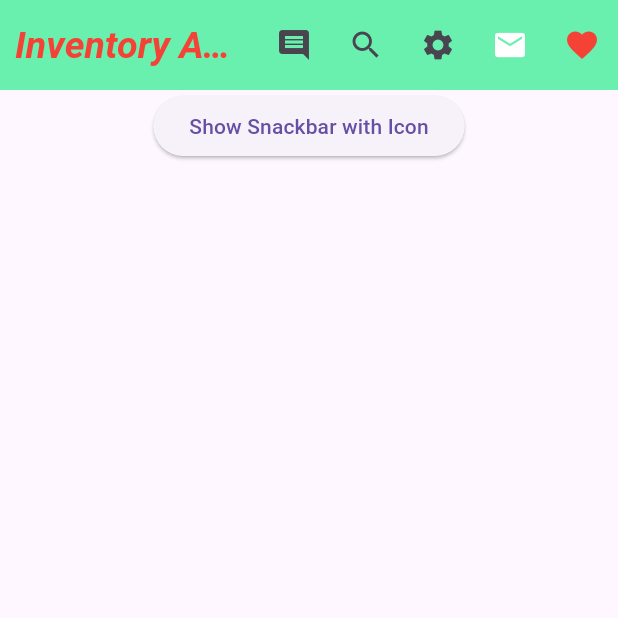
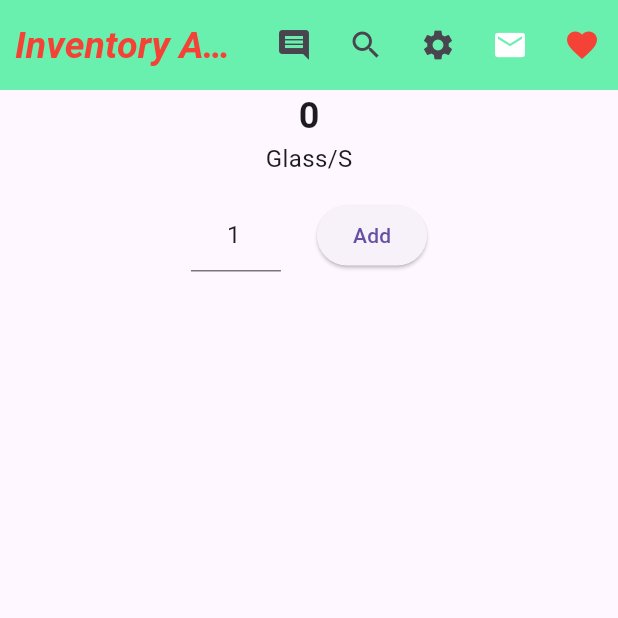
Before and after one commit to KamrulEng7876/flutter_batch_seven, a Flutter app: the screen it shows after launch, on a phone screen of 412 x 824 dp, the top half of it. Run offline on Flutter 3.47's test engine with Material 3 defaults, Android fonts, the phone set to English and light mode, and no system bars.

Commit message:
initial Commit

```diff
--- /dev/null
+++ b/lib/home_screen.dart
@@ -0,0 +1,189 @@
+import 'package:flutter/material.dart';
+
+class HomeScreen extends StatefulWidget {
+  const HomeScreen({super.key});
+
+  @override
+  State<HomeScreen> createState() => _HomeActivityState();
+}
+
+class _HomeActivityState extends State<HomeScreen> {
+  final TextEditingController _glassNoTEController = TextEditingController(
+    text: '1',
+  );
+  List<WaterTrack> waterTrackLists = [];
+
+  @override
+  Widget build(BuildContext context) {
+    return Scaffold(
+      appBar: AppBar(
+        title: Text('Inventory App'),
+        backgroundColor: Colors.greenAccent,
+        titleSpacing: 10,
+        //text space
+        // centerTitle: true, //title center
+        toolbarHeight: 60,
+        //Appbar height
+        toolbarOpacity: 1,
+        //color garo kora text hide kora
+        titleTextStyle: TextStyle(
+            color: Colors.red,
+            fontSize: 25.0,
+            fontStyle: FontStyle.italic,
+            fontWeight: FontWeight.bold),
+        actions: [
+          IconButton(
+              onPressed: () {
+                final snackbar = SnackBar(content: Text('I ame comment!'));
+                ScaffoldMessenger.of(context).showSnackBar(snackbar);
+                ;
+              },
+              icon: Icon(Icons.comment)),
+          IconButton(
+              onPressed: () {
+                final snackbar = SnackBar(content: Text('I ame search!'));
+                ScaffoldMessenger.of(context).showSnackBar(snackbar);
+                ;
+              },
+              icon: Icon(Icons.search)),
+          IconButton(
+              onPressed: () {
+                final snackbar = SnackBar(content: Text('I ame setting!'));
+                ScaffoldMessenger.of(context).showSnackBar(snackbar);
+                ;
+              },
+              icon: Icon(Icons.settings)),
+          IconButton(
+              onPressed: () {
+                final snackbar = SnackBar(content: Text('I ame email!'));
+                ScaffoldMessenger.of(context).showSnackBar(snackbar);
+                ;
+              },
+              icon: Icon(
+                Icons.email,
+                color: Colors.white,
+              )),
+          IconButton(
+              onPressed: () {
+                final snackbar = SnackBar(content: Text('I ame favorite!'));
+                ScaffoldMessenger.of(context).showSnackBar(snackbar);
+                ;
+              },
+              icon: Icon(
+                Icons.favorite,
+                color: Colors.red,
+              ))
+        ],
+      ),
+      body: Column(
+        crossAxisAlignment: CrossAxisAlignment.center,
+        children: [
+          _buildWaterTrackCounter(),
+          SizedBox(
+            height: 24,
+          ),
+          _buidWaterTrackList()
+        ],
+      ),
+    );
+  }
+
+  Widget _buidWaterTrackList() {
+    return Expanded(
+            child: ListView.separated(
+        itemCount: waterTrackLists.length,
+                itemBuilder: (context, index) {
+          final WaterTrack waterTrack=waterTrackLists[index];
+                  return ListTile(
+                    tileColor: Colors.white,
+                    title: Text('Time'),
+                    subtitle: Text('Date'),
+                    leading: CircleAvatar(child: Text('${waterTrack.noOfGlasses}')),
+                    trailing: IconButton(
+                      onPressed:()=> _onTapDeletButton(index),
+                      icon: Icon(Icons.delete_forever),
+                    ),
+                  );
+                },
+                separatorBuilder: (context, index) {
+                  return Divider();
+                   },
+            )
+    );
+  }
+
+
+  Widget _buildWaterTrackCounter() {
+    return Column(
+          children: [
+            Text(
+              getTotalGlassCount().toString(),
+              style: TextStyle(
+                fontSize: 24,
+                fontWeight: FontWeight.w600,
+              ),
+            ),
+            Text(
+              'Glass/S',
+              style: TextStyle(fontSize: 16),
+            ),
+            SizedBox(
+              height: 16,
+            ),
+            Row(
+              mainAxisAlignment: MainAxisAlignment.center,
+              children: [
+                SizedBox(
+                    width: 60,
+                    child: TextField(
+                      controller: _glassNoTEController,
+                      keyboardType: TextInputType.number,
+                      textAlign: TextAlign.center,
+                    )),
+                SizedBox(
+                  width: 24,
+                ),
+                ElevatedButton(onPressed: _onTapAddWaterTrack, child: Text('Add')),
+              ],
+            ),
+          ],
+        );
+  }
+
+
+  int getTotalGlassCount(){
+    int counter =0;
+    for (WaterTrack t in waterTrackLists){
+      counter+=t.noOfGlasses;
+    }
+    return counter;
+  }
+
+  void _onTapAddWaterTrack() {
+    if (_glassNoTEController.text.isEmpty) {
+      _glassNoTEController.text = '1';
+    }
+    final int noOfGlasses = int.tryParse(_glassNoTEController.text) ?? 1;
+    WaterTrack waterTrack = WaterTrack(
+      noOfGlasses: noOfGlasses,
+      dateTime: DateTime.now(),
+    );
+    waterTrackLists.add(waterTrack);
+    setState(() {
+
+    });
+  }
+  void _onTapDeletButton(int index){
+    waterTrackLists.removeAt(index);
+    setState(() {
+
+    });
+  }
+}
+
+class WaterTrack {
+  final int noOfGlasses;
+  final DateTime dateTime;
+
+  WaterTrack({required this.noOfGlasses, required this.dateTime});
+}
--- a/lib/main.dart
+++ b/lib/main.dart
@@ -1,4 +1,9 @@
 import 'package:flutter/material.dart';
+import 'package:flutter_batch_seven/home_screen.dart';
+
+
+
+
 
 void main() {
   runApp(MyApp());
@@ -11,107 +16,7 @@ class MyApp extends StatelessWidget {
   Widget build(BuildContext context) {
     return MaterialApp(
       debugShowCheckedModeBanner: false,
-      home: HomeActivity(),
+      home: HomeScreen(),
     );
   }
 }
-
-class HomeActivity extends StatelessWidget {
-  const HomeActivity({super.key});
-
-  @override
-  Widget build(BuildContext context) {
-    return Scaffold(
-      appBar: AppBar(
-        title: Text('Inventory App'),
-        backgroundColor: Colors.greenAccent,
-        titleSpacing: 10,
-        //text space
-        // centerTitle: true, //title center
-        toolbarHeight: 60,
-        //Appbar height
-        toolbarOpacity: 1,
-        //color garo kora text hide kora
-        titleTextStyle: TextStyle(
-            color: Colors.red,
-            fontSize: 25.0,
-            fontStyle: FontStyle.italic,
-            fontWeight: FontWeight.bold),
-        actions: [
-          IconButton(
-              onPressed: () {
-                final snackbar = SnackBar(content: Text('I ame comment!'));
-                ScaffoldMessenger.of(context).showSnackBar(snackbar);
-                ;
-              },
-              icon: Icon(Icons.comment)),
-          IconButton(
-              onPressed: () {
-                final snackbar = SnackBar(content: Text('I ame search!'));
-                ScaffoldMessenger.of(context).showSnackBar(snackbar);
-                ;
-              },
-              icon: Icon(Icons.search)),
-          IconButton(
-              onPressed: () {
-                final snackbar = SnackBar(content: Text('I ame setting!'));
-                ScaffoldMessenger.of(context).showSnackBar(snackbar);
-                ;
-              },
-              icon: Icon(Icons.settings)),
-          IconButton(
-              onPressed: () {
-                final snackbar = SnackBar(content: Text('I ame email!'));
-                ScaffoldMessenger.of(context).showSnackBar(snackbar);
-                ;
-              },
-              icon: Icon(
-                Icons.email,
-                color: Colors.white,
-              )),
-          IconButton(
-              onPressed: () {
-                final snackbar = SnackBar(content: Text('I ame favorite!'));
-                ScaffoldMessenger.of(context).showSnackBar(snackbar);
-                ;
-              },
-              icon: Icon(
-                Icons.favorite,
-                color: Colors.red,
-              ))
-        ],
-      ),
-      body: Center(
-        child: Column(
-          children:[ ElevatedButton(
-            onPressed: () {
-              final snackBar = SnackBar(
-                content: Row(
-                  children: [
-                    Icon(Icons.info, color: Colors.white), // Add your icon here
-                    SizedBox(width: 10), // Space between icon and text
-                    Text('This is a Snackbar with an icon!'),
-                  ],
-                ),
-                action: SnackBarAction(
-                  label: 'Undo',
-                  onPressed: () {
-                    // Code to undo the change.
-                  },
-                ),
-              );
-
-              // Show the Snackbar
-              ScaffoldMessenger.of(context).showSnackBar(snackBar);
-            },
-            child: Text('Show Snackbar with Icon'),
-          ),
-
-      ],
-        ),
-
-      ),
-
-    );
-  }
-}
```
